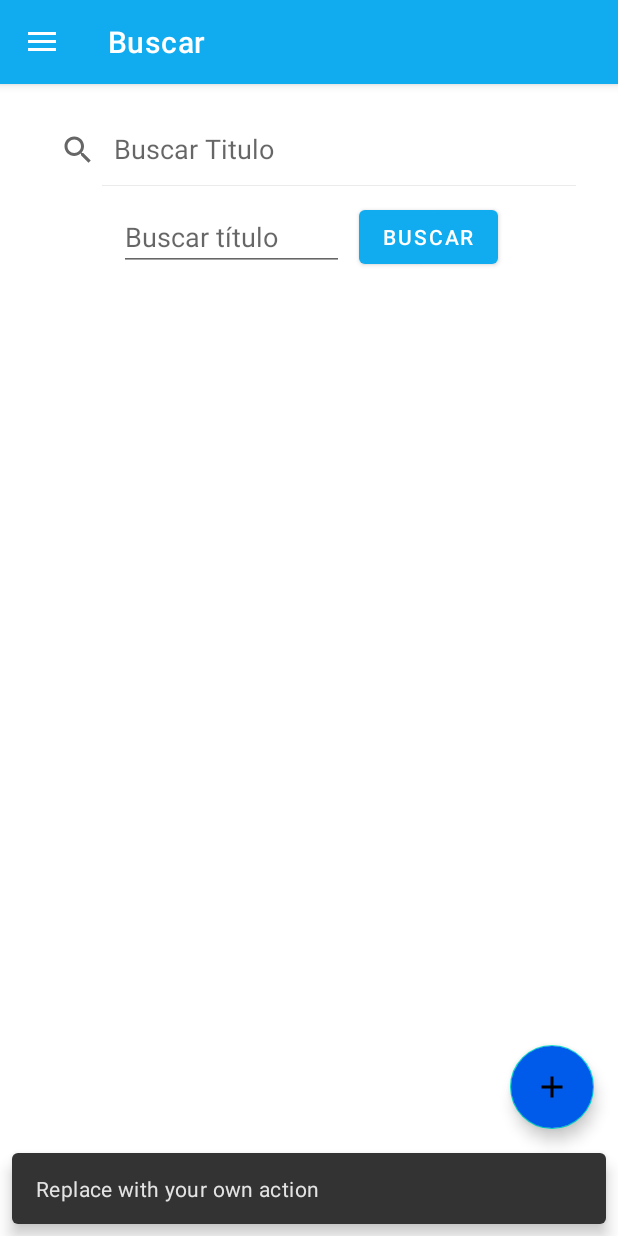
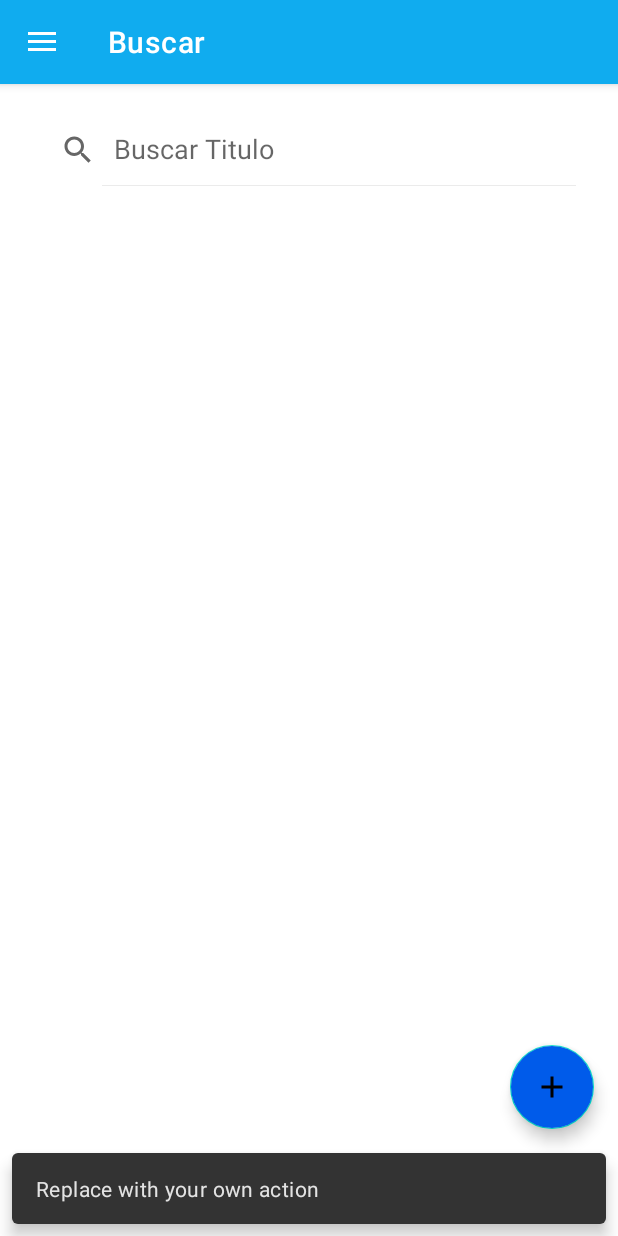
Before and after one commit to LaraVPN12/Proyecto-Librito-Abierto, an Android app: the HomeActivity screen opened directly, with no data from a screen before it, in the side drawer, after a tap on "Buscar", on a phone screen of 412 x 824 dp. Run offline under Robolectric (Android 15) with nearby library versions, the phone set to English and light mode, and no system bars; our stand-ins replace Firebase (no records; nobody signed in at launch, a user with empty details on screens opened directly), navigation-ui.

```diff
--- a/app/src/main/java/sv/edu/catolica/proyectolibritoabierto/HomeActivity.java
+++ b/app/src/main/java/sv/edu/catolica/proyectolibritoabierto/HomeActivity.java
@@ -1,6 +1,8 @@
 package sv.edu.catolica.proyectolibritoabierto;
 
+import android.content.SharedPreferences;
 import android.os.Bundle;
+import android.util.Log;
 import android.view.View;
 import android.view.Menu;
 
@@ -25,12 +27,23 @@ import sv.edu.catolica.proyectolibritoabierto.adapter.BookAdapter;
 import sv.edu.catolica.proyectolibritoabierto.model.Book;
 
 public class HomeActivity extends AppCompatActivity {
+    //SharedPreferences
+    SharedPreferences sharedPreferences;
+    private static final String SHARED_PREF_NAME = "mypref";
+    private static final String KEY_EMAIL = "email";
 
 
     private AppBarConfiguration mAppBarConfiguration;
 
     @Override
     protected void onCreate(Bundle savedInstanceState) {
+        sharedPreferences = getSharedPreferences(SHARED_PREF_NAME, MODE_PRIVATE);
+        String email = sharedPreferences.getString(KEY_EMAIL, null);
+
+        if(email != null){
+            Log.v("MENSAJE", email);
+        }
+
         super.onCreate(savedInstanceState);
         setContentView(R.layout.activity_home);
         Toolbar toolbar = findViewById(R.id.toolbar);
--- a/app/src/main/res/layout/fragment_busqueda.xml
+++ b/app/src/main/res/layout/fragment_busqueda.xml
@@ -18,26 +18,6 @@
         />
     <LinearLayout
         android:layout_width="match_parent"
-        android:layout_height="wrap_content"
-        android:orientation="horizontal"
-        android:gravity="center"
-        android:layout_marginTop="10dp"
-        >
-        <EditText
-            android:id="@+id/textoBusqueda"
-            android:layout_width="150dp"
-            android:layout_height="wrap_content"
-            android:hint="Buscar título"
-            android:layout_marginEnd="10dp"
-            android:inputType="text"/>
-        <Button
-            android:id="@+id/btnBusqueda"
-            android:layout_width="wrap_content"
-            android:layout_height="wrap_content"
-            android:text="buscar"/>
-    </LinearLayout>
-    <LinearLayout
-        android:layout_width="match_parent"
         android:layout_height="match_parent"
         android:orientation="vertical"
         android:padding="20dp">
```
Also changed, not shown: app/src/main/java/sv/edu/catolica/proyectolibritoabierto/MainActivity.java (+20 -3 lines), app/src/main/java/sv/edu/catolica/proyectolibritoabierto/NewAcountActivity.java (+19 -7 lines).
